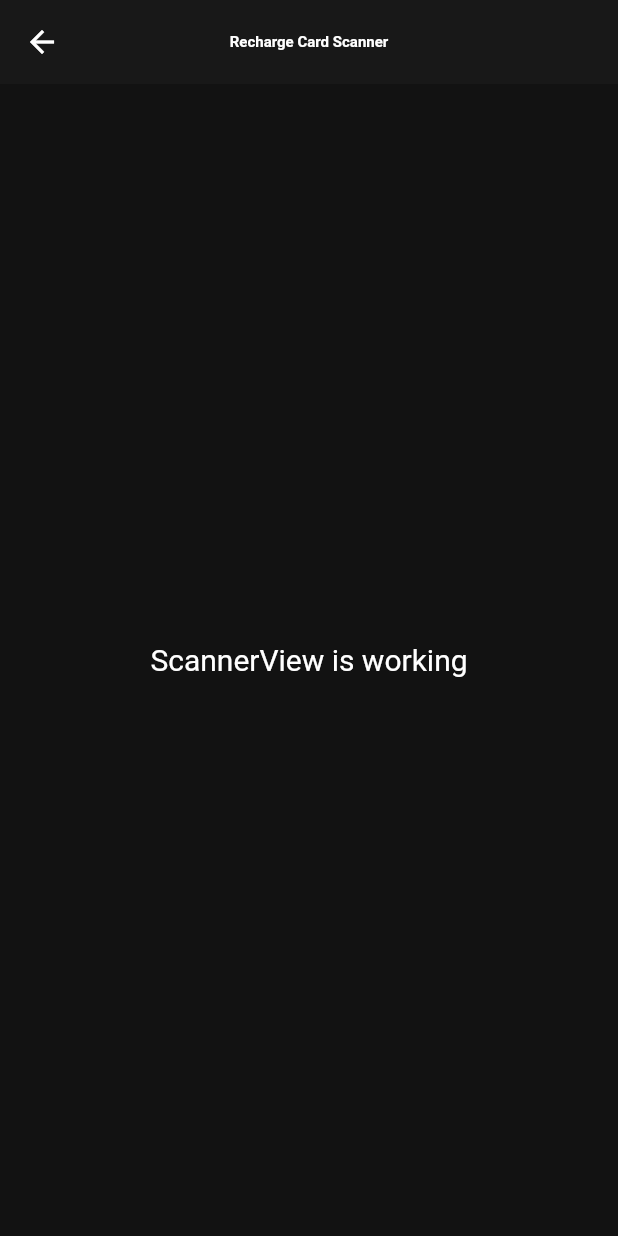
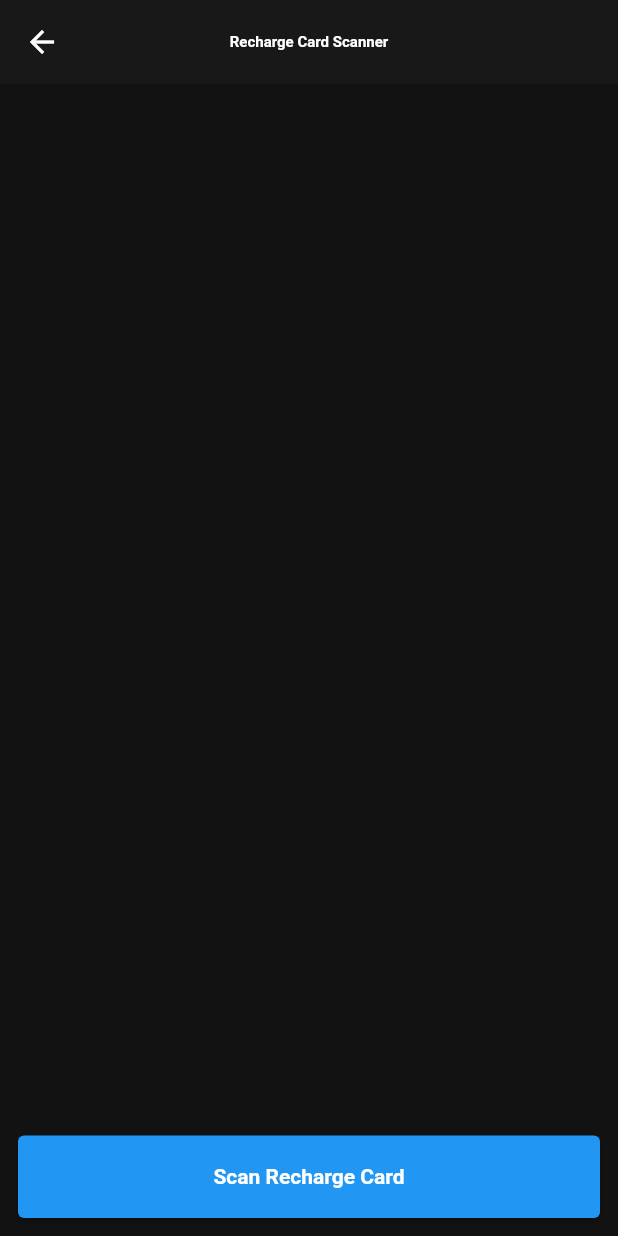
Before and after one commit to pranavo72bex/ntc_easy, a Flutter app: the ScannerView screen opened by its route, on a phone screen of 412 x 824 dp. Run offline on Flutter 3.47's test engine with Material 2 defaults, Android fonts, the phone set to English and light mode, and no system bars; our stand-ins replace get; missing offline and left inert: flutter_mobile_vision_2, flutter_phone_direct_caller, flutter_sms.

Commit message:
ocr text scanning done

```diff
--- a/lib/app/modules/scanner/views/scanner_view.dart
+++ b/lib/app/modules/scanner/views/scanner_view.dart
@@ -1,8 +1,9 @@
 import 'package:flutter/material.dart';
 
-import 'package:get/get.dart';
+import 'package:get/state_manager.dart';
+import 'package:ntcservicecode/app/modules/scanner/controllers/scanner_controller.dart';
 
-class ScannerView extends GetView {
+class ScannerView extends GetView<ScannerController> {
   @override
   Widget build(BuildContext context) {
     return Scaffold(
@@ -10,10 +11,25 @@ class ScannerView extends GetView {
         title: Text('Recharge Card Scanner'),
         centerTitle: true,
       ),
-      body: Center(
-        child: Text(
-          'ScannerView is working',
-          style: TextStyle(fontSize: 20),
+      body: Padding(
+        padding: const EdgeInsets.all(12.0),
+        child: Column(
+          mainAxisAlignment: MainAxisAlignment.end,
+          children: [
+            SizedBox(
+              height: 20,
+            ),
+            SizedBox(
+              height: 55,
+              width: double.infinity,
+              child: ElevatedButton(
+                child: Text("Scan Recharge Card"),
+                onPressed: () {
+                  controller.startScanner();
+                },
+              ),
+            ),
+          ],
         ),
       ),
     );
--- a/lib/main.dart
+++ b/lib/main.dart
@@ -1,5 +1,6 @@
 import 'package:flutter/material.dart';
 import 'package:get/get.dart';
+import 'app/modules/scanner/bindings/scanner_binding.dart';
 import 'app/routes/app_pages.dart';
 import 'const/themedata.dart';
 
@@ -7,6 +8,7 @@ void main() {
   runApp(
     GetMaterialApp(
       title: "Application",
+      initialBinding: ScannerBinding(),
       debugShowCheckedModeBanner: false,
       darkTheme: AppTheme().defaultTheme,
       themeMode: ThemeMode.dark,
--- a/pubspec.yaml
+++ b/pubspec.yaml
@@ -10,6 +10,7 @@ dependencies:
   get: 4.3.0
   flutter_phone_direct_caller: ^2.0.0
   flutter_sms: ^2.3.1
+  flutter_mobile_vision_2: ^0.1.11
   flutter:
     sdk: flutter
 
```
Also changed, not shown: lib/app/modules/scanner/controllers/scanner_controller.dart (+23 -1 lines), pubspec.lock, 1 other file.
